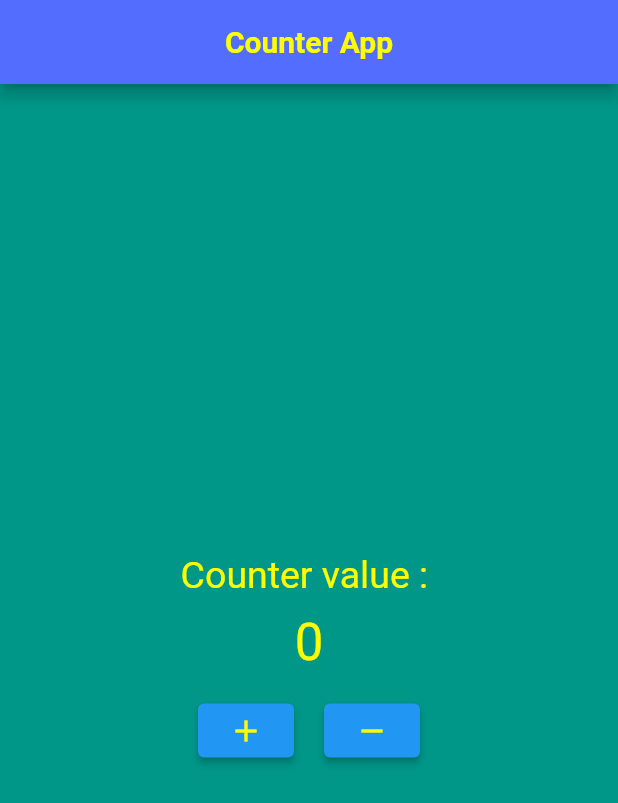
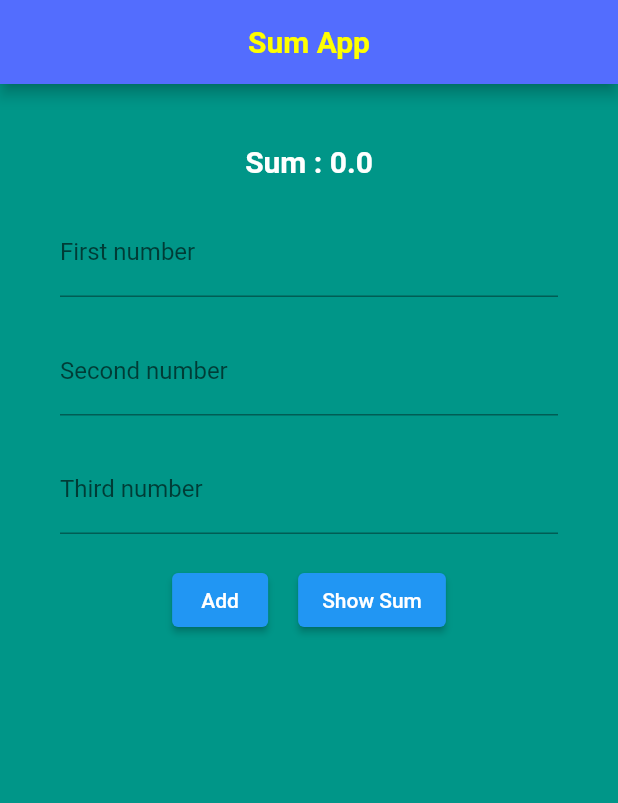
Before and after one commit to ShRudra88/small_projects, a Flutter app: the screen it shows after launch, on a phone screen of 412 x 824 dp. Shown: the top 803 px of the screen. Run offline on Flutter 3.47's test engine with Material 2 defaults, Android fonts, the phone set to English and light mode, and no system bars.

Commit message:
very simple flutter app : sum app

```diff
--- a/lib/main.dart
+++ b/lib/main.dart
@@ -1,12 +1,10 @@
 import 'package:flutter/material.dart';
 
-void main()
-{
+void main() {
   runApp(MyApp());
 }
 
 class MyApp extends StatelessWidget {
-
   @override
   Widget build(BuildContext context) {
     return MaterialApp(
@@ -17,55 +15,122 @@ class MyApp extends StatelessWidget {
 }
 
 class Screen1 extends StatefulWidget {
-
   @override
   State<Screen1> createState() => _Screen1State();
 }
 
 class _Screen1State extends State<Screen1> {
+  Map<String, double> formValue = {"Num1": 0, "Num2": 0, "Num3": 0};
+  double sum = 0;
 
-  int count1 = 0;
-  void incrementCounter1()
-  {
+  void myInputOnChange(String inputKey, String inputValue) {
     setState(() {
-      count1++;
+      formValue.update(inputKey, (value) => double.tryParse(inputValue) ?? 0.0);
     });
   }
-  void decrementCounter1()
-  {
+
+  void addAllNumbers() {
     setState(() {
-      count1--;
+      sum = formValue['Num1']! + formValue['Num2']! + formValue['Num3']!;
     });
   }
+
+  // Function to show the AlertDialog with the sum
+  Future<void> _showSumAlertDialog(double sum) async {
+    return showDialog<void>(
+      context: context,
+      builder: (BuildContext context) {
+        return AlertDialog(
+          title: Text('Sum Result'),
+          content: SingleChildScrollView(
+            child: ListBody(
+              children: <Widget>[
+                Text('The sum of the numbers is: $sum'),
+              ],
+            ),
+          ),
+          actions: <Widget>[
+            TextButton(
+              onPressed: () {
+                // Close the AlertDialog
+                Navigator.of(context).pop();
+              },
+              child: Text('OK'),
+            ),
+          ],
+        );
+      },
+    );
+  }
+
   @override
   Widget build(BuildContext context) {
     return Scaffold(
       appBar: AppBar(
         backgroundColor: Colors.indigoAccent,
         centerTitle: true,
-        title: Text('Counter App',style: TextStyle(
-          color: Colors.yellowAccent,
-          fontWeight: FontWeight.bold,
-        ),),
+        title: Text(
+          'Sum App',
+          style: TextStyle(
+            color: Colors.yellowAccent,
+            fontWeight: FontWeight.bold,
+          ),
+        ),
       ),
       backgroundColor: Colors.teal,
-      body: Center(
+      body: Padding(
+        padding: const EdgeInsets.all(40),
         child: Column(
-          mainAxisAlignment: MainAxisAlignment.center,
-
+          mainAxisAlignment: MainAxisAlignment.start,
           children: [
-            Text('Counter value : ',style: TextStyle(color: Colors.yellowAccent,fontSize: 25),),
-            SizedBox(height: 10),
-            Text('$count1', style: TextStyle(color: Colors.yellowAccent,fontSize: 34),),
-            SizedBox(height: 15),
+            Text(
+              'Sum : $sum',
+              style: TextStyle(
+                fontSize: 20,
+                fontWeight: FontWeight.bold,
+                color: Colors.white,
+              ),
+            ),
+            SizedBox(height: 20),
+            TextField(
+              onChanged: (value) {
+                myInputOnChange("Num1", value);
+              },
+              decoration: InputDecoration(labelText: "First number"),
+            ),
+            SizedBox(height: 20),
+            TextField(
+              onChanged: (value) {
+                myInputOnChange("Num2", value);
+              },
+              decoration: InputDecoration(labelText: "Second number"),
+            ),
+            SizedBox(height: 20),
+            TextField(
+              onChanged: (value) {
+                myInputOnChange("Num3", value);
+              },
+              decoration: InputDecoration(labelText: "Third number"),
+            ),
+            SizedBox(height: 20),
             Row(
               mainAxisAlignment: MainAxisAlignment.center,
               children: [
-                ElevatedButton(onPressed: incrementCounter1, child: Icon(Icons.add, color : Colors.yellowAccent),),
+                ElevatedButton(
+                  child: Text('Add'),
+                  onPressed: () {
+                    addAllNumbers();
+                  },
+                ),
                 SizedBox(width: 20),
-                ElevatedButton(onPressed: decrementCounter1, child: Icon(Icons.remove,color: Colors.yellowAccent,),)
+                ElevatedButton(
+                  child: Text('Show Sum'),
+                  onPressed: () {
+                    _showSumAlertDialog(sum);
+                  },
+                ),
               ],
-            )
+            ),
           ],
         ),
       ),
```
Also changed, not shown: lib/style.dart (added, +20 -0 lines).
